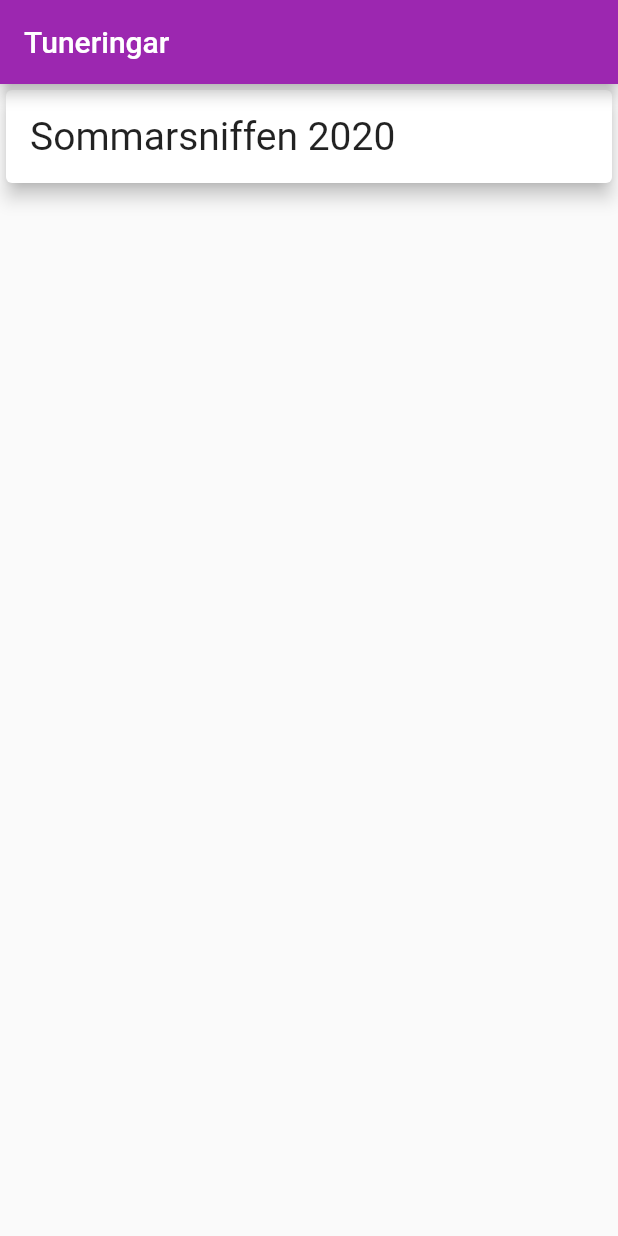
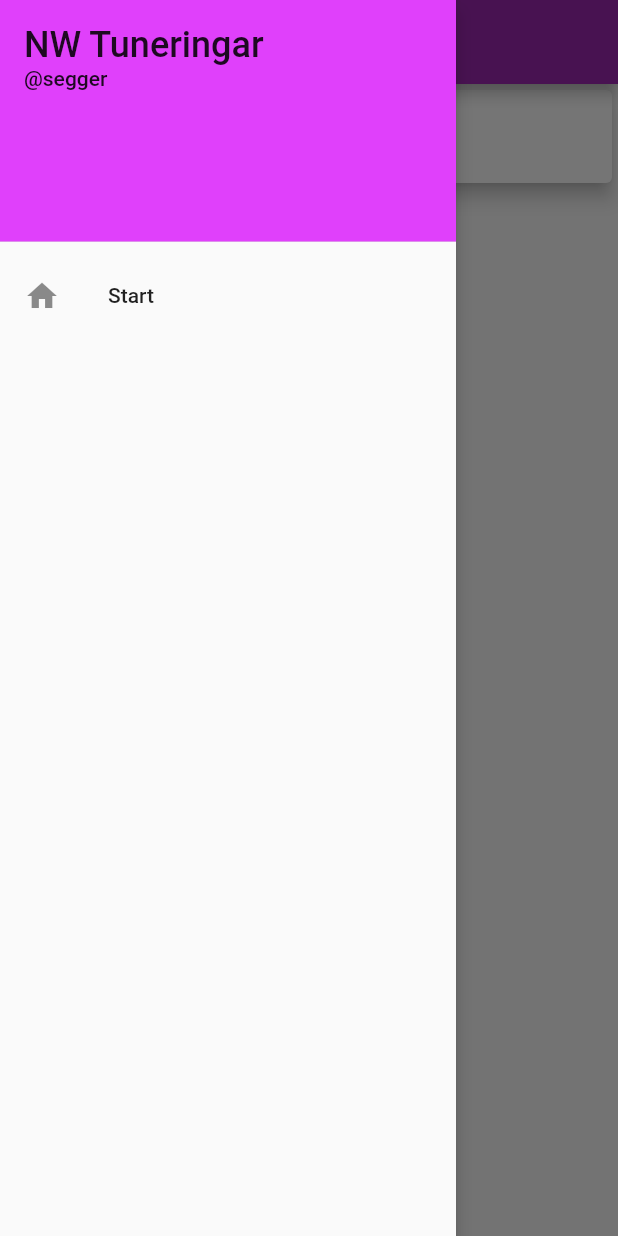
Before and after one commit to segger/nosework, a Flutter app: the screen it shows after launch, with the side drawer open (before the commit the screen has no drawer), on a phone screen of 412 x 824 dp. Run offline on Flutter 3.47's test engine with Material 2 defaults, Android fonts, the phone set to English and light mode, and no system bars; our stand-ins replace sqflite; accounts and stored records are empty.

Commit message:
Add menu drawer

```diff
--- a/lib/pages/tournament_page.dart
+++ b/lib/pages/tournament_page.dart
@@ -1,6 +1,7 @@
 import 'package:flutter/material.dart';
 import 'package:nosework/models/app_models.dart';
 import 'package:nosework/providers/db_repository.dart';
+import 'package:nosework/widgets/nw_drawer.dart';
 import 'package:nosework/widgets/tournament_card.dart';
 
 class TournamentPage extends StatefulWidget {
@@ -19,6 +20,7 @@ class _TournamentPageState extends State<TournamentPage> {
       appBar: AppBar(
         title: Text('Tuneringar'),
       ),
+      drawer: NWDrawer(),
       body: FutureBuilder<List<Tournament>>(
         future: DBRepository().getTournamentList(),
         builder: (context, snapshot) {
--- /dev/null
+++ b/lib/widgets/nw_drawer.dart
@@ -0,0 +1,33 @@
+import 'package:flutter/material.dart';
+
+class NWDrawer extends StatelessWidget{
+
+  @override
+  Widget build(BuildContext context) {
+    return Drawer(
+      elevation: 5.0,
+      child: ListView(
+        children: <Widget>[
+          DrawerHeader(
+            child: Column(
+              mainAxisAlignment: MainAxisAlignment.start,
+              crossAxisAlignment: CrossAxisAlignment.start,
+              children: <Widget>[
+                Text('NW Tuneringar', style: TextStyle(fontSize: 24.0),),
+                Text('@segger'),
+              ],
+            ),
+            decoration: BoxDecoration(color: Colors.purpleAccent),
+          ),
+          ListTile(
+            leading: Icon(Icons.home),
+            title: Text('Start'),
+            onTap: () {
+              Navigator.pop(context);
+            },
+          ),
+        ],
+      ),
+    );
+  }
+}
```
